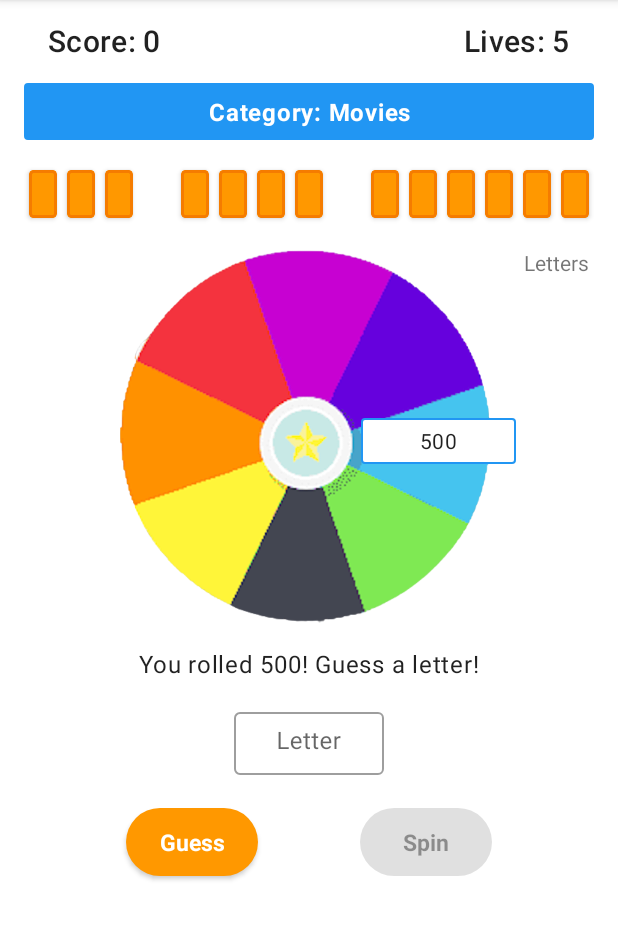
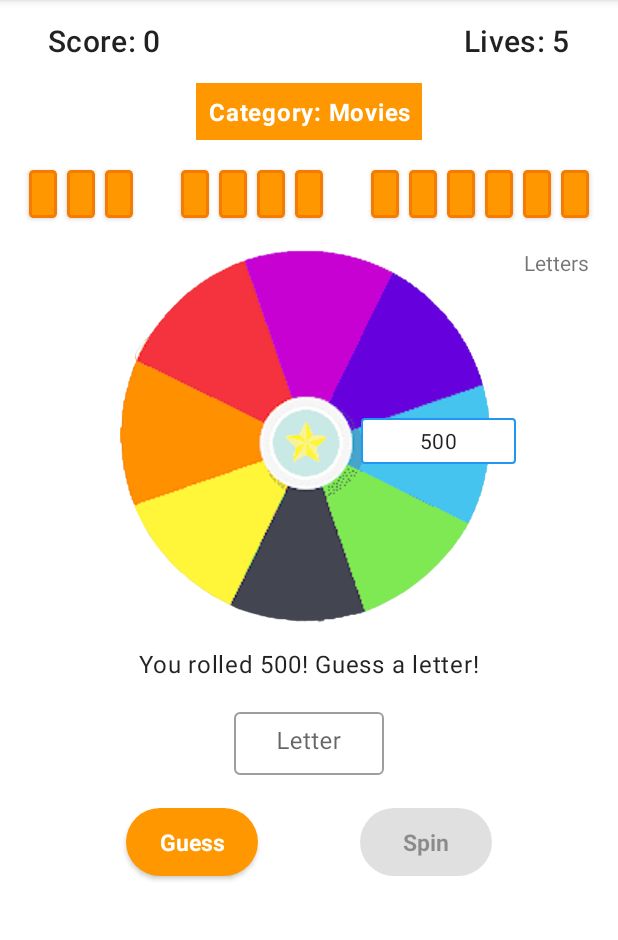
Before and after one commit to gabr0236/Wheel-of-Fortune, an Android app: the screen it shows after launch (MainActivity), after a tap on "Spin", on a phone screen of 412 x 824 dp, the part 84-1024 px from its top. Run offline under Robolectric (Android 15) with nearby library versions, the phone set to English and light mode, and no system bars; our stand-ins replace data binding.

Commit message:
styling categroies

```diff
--- a/app/src/main/res/drawable/category_border.xml
+++ /dev/null
@@ -1,15 +0,0 @@
-<?xml version="1.0" encoding="utf-8"?>
-<shape xmlns:android="http://schemas.android.com/apk/res/android"
-    android:shape="rectangle">
-
-    <!-- View background color -->
-    <solid android:color="@color/blue_500"></solid>
-
-    <!-- View border color and width -->
-    <stroke
-        android:width="1dp"
-        android:color="@color/blue_500"></stroke>
-
-    <!-- The radius makes the corners rounded -->
-    <corners android:radius="2dp"></corners>
-</shape>
--- a/app/src/main/res/layout/game_fragment.xml
+++ b/app/src/main/res/layout/game_fragment.xml
@@ -51,13 +51,13 @@
                 app:layout_constraintTop_toTopOf="parent"
                 tools:text="Lives: 4" />
 
-            <TextView
+            <com.google.android.material.textview.MaterialTextView
                 android:id="@+id/category"
-                android:layout_width="0dp"
+                android:layout_width="wrap_content"
                 android:layout_height="wrap_content"
                 android:layout_marginTop="@dimen/default_padding"
-                android:background="@drawable/category_border"
                 android:padding="8dp"
+                android:background="@color/orange_500"
                 android:text="@{@string/category(gameViewModel.category)}"
                 android:textAlignment="center"
                 android:textAppearance="@style/TextAppearance.MaterialComponents.Body1"
```
